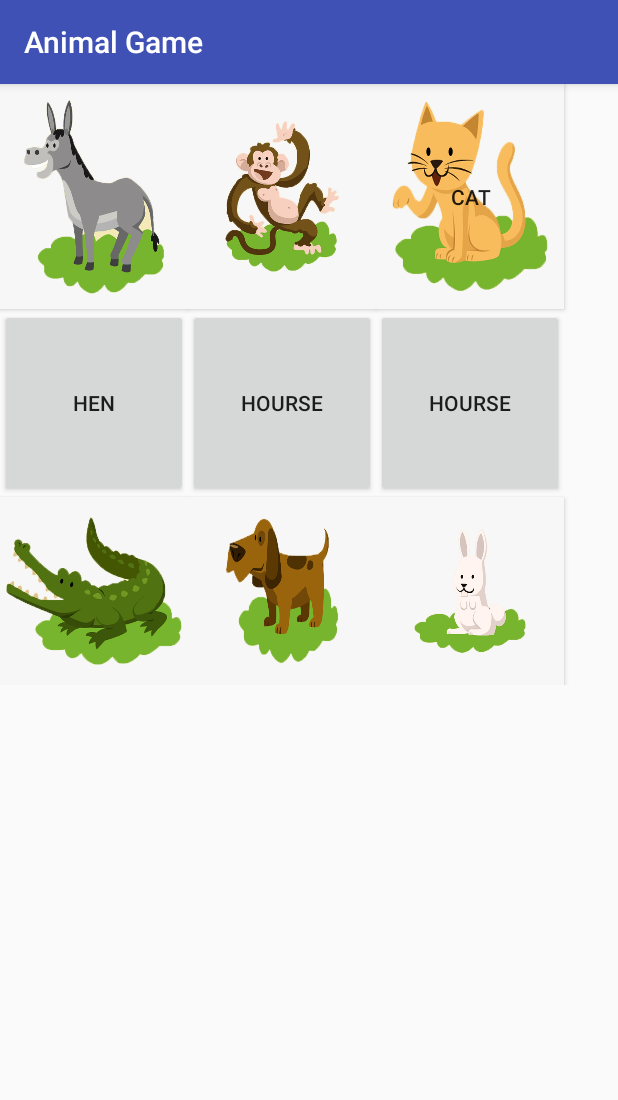
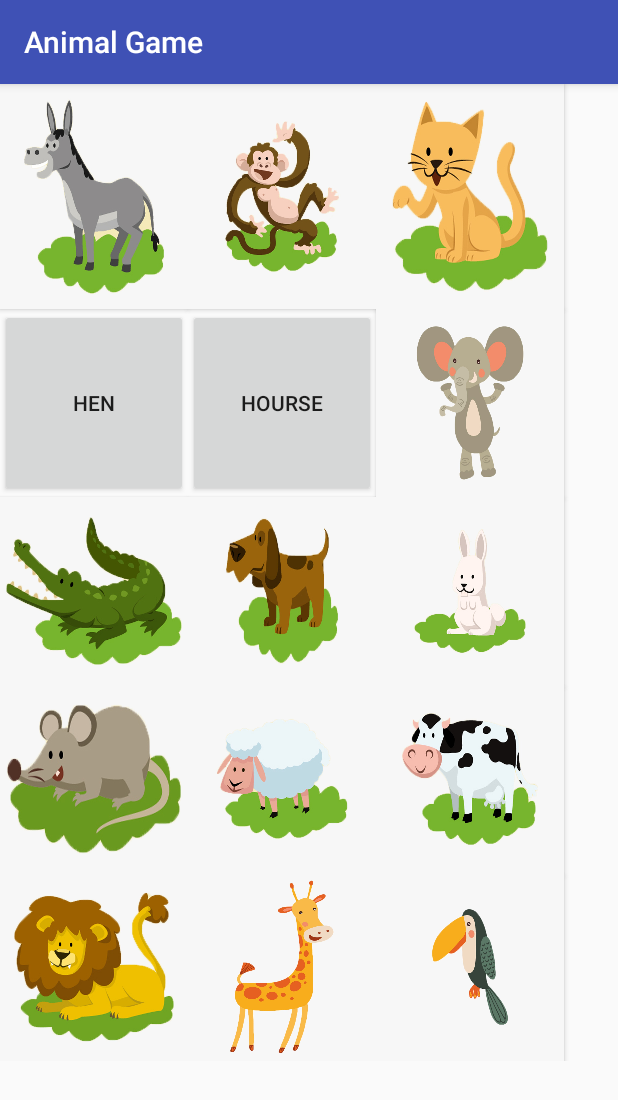
Before and after one commit to mahmoudelgamal1997/AnimalGame, an Android app: the screen it shows after launch (MainActivity), on a phone screen of 412 x 824 dp. Shown: the top 1100 px of the screen. Run offline under Robolectric (Android 15) with nearby library versions, the phone set to English and light mode, and no system bars.

Commit message:
adding more animals

```diff
--- a/app/src/main/res/layout/activity_main.xml
+++ b/app/src/main/res/layout/activity_main.xml
@@ -2,7 +2,7 @@
 
 <ScrollView
     android:layout_width="fill_parent"
-    android:layout_height="fill_parent"
+    android:layout_height="match_parent"
     xmlns:android="http://schemas.android.com/apk/res/android">
 
 <RelativeLayout
@@ -29,7 +29,6 @@
     <Button
         android:layout_width="125dp"
         android:layout_height="150dp"
-        android:text="cat"
         android:background="@drawable/cat"
         android:id="@+id/cat"
         android:layout_toRightOf="@+id/monkey"
@@ -53,7 +52,7 @@
     <Button
         android:layout_width="125dp"
         android:layout_height="125dp"
-        android:text="hourse"
+        android:background="@drawable/elephant"
         android:id="@+id/elephant"
         android:layout_below="@+id/donkey"
         android:layout_toRightOf="@+id/hourse"
@@ -83,7 +82,58 @@
         android:id="@+id/rabbit"
         android:layout_below="@+id/hen"
         android:layout_toRightOf="@+id/dog"
+        />
+    <Button
+        android:layout_width="125dp"
+        android:layout_height="125dp"
+        android:background="@drawable/rat"
+        android:id="@+id/rat"
+        android:layout_below="@+id/crocodile"
+        />
+
+    <Button
+        android:layout_width="125dp"
+        android:layout_height="125dp"
+        android:background="@drawable/cheap"
+        android:id="@+id/cheap"
+        android:layout_below="@+id/crocodile"
+        android:layout_toRightOf="@+id/rat"
+        />
+    <Button
+        android:layout_width="125dp"
+        android:layout_height="125dp"
+        android:background="@drawable/cow"
+        android:id="@+id/cow"
+        android:layout_below="@+id/crocodile"
+        android:layout_toRightOf="@+id/cheap"
+        />
+    <Button
+        android:layout_width="125dp"
+        android:layout_height="125dp"
+        android:background="@drawable/lion"
+        android:id="@+id/lion"
+        android:layout_below="@+id/rat"
+        />
+    <Button
+        android:layout_width="125dp"
+        android:layout_height="125dp"
+        android:background="@drawable/graiff"
+        android:id="@+id/graiff"
+        android:layout_below="@+id/rat"
+        android:layout_toRightOf="@+id/lion"
 
         />
+    <Button
+        android:layout_width="125dp"
+        android:layout_height="125dp"
+        android:background="@drawable/bird"
+        android:id="@+id/bird"
+        android:layout_below="@+id/rat"
+        android:layout_toRightOf="@+id/graiff"
+        />
+
+
+
+
 </RelativeLayout>
 </ScrollView>
```
Also changed, not shown: app/src/main/res/drawable/bird.jpg (added), app/src/main/res/drawable/cheap.jpg (added), app/src/main/res/drawable/cow.jpg (added), app/src/main/res/drawable/elephant.jpg (added), app/src/main/res/drawable/graiff.jpg (added), app/src/main/res/drawable/lion.jpg (added), app/src/main/res/drawable/rat.jpg (added).
